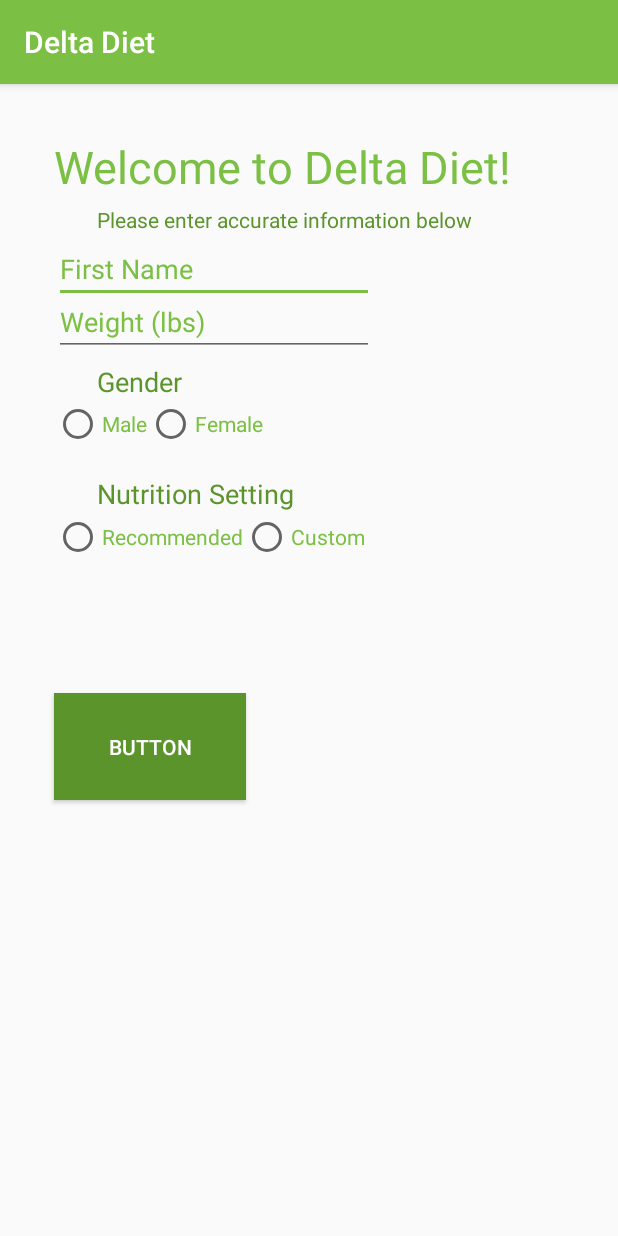
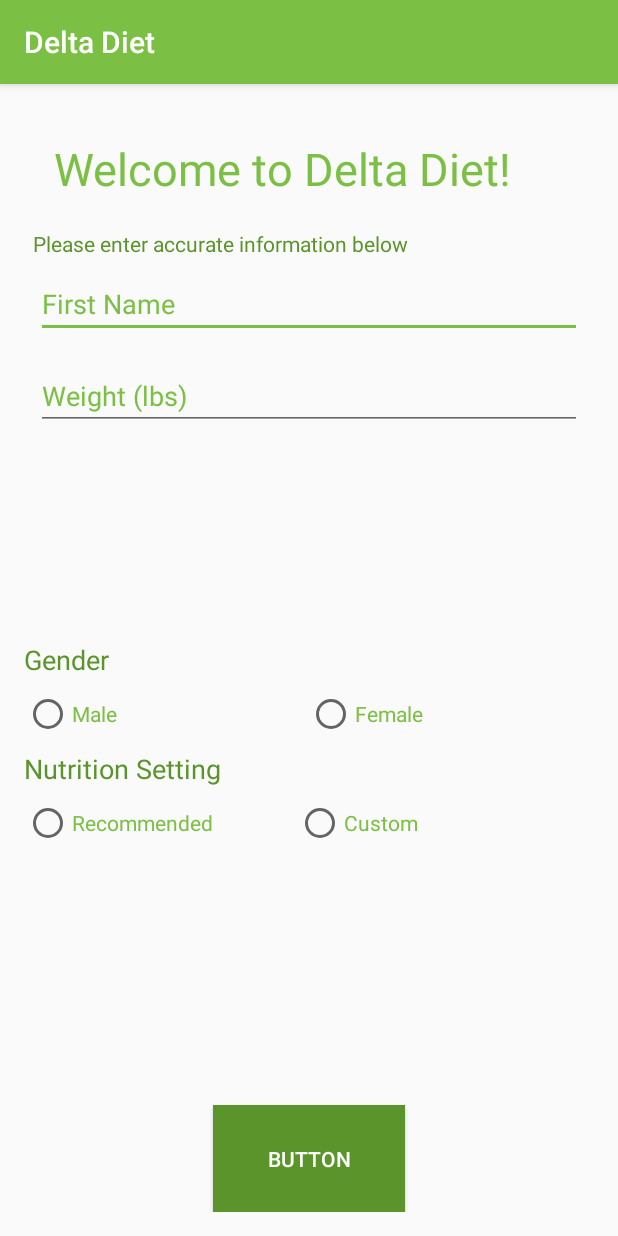
Before and after one commit to james-bonifacio/DeltaHacks3, an Android app: the InitialSetup screen opened directly, with no data from a screen before it, on a phone screen of 412 x 824 dp. Run offline under Robolectric (Android 15) with nearby library versions, the phone set to English and light mode, and no system bars; 2 statements that could not run were skipped.

Commit message:
fixed entry

```diff
--- a/app/src/main/res/layout/activity_initial_setup.xml
+++ b/app/src/main/res/layout/activity_initial_setup.xml
@@ -1,5 +1,5 @@
 <?xml version="1.0" encoding="utf-8"?>
-<AbsoluteLayout xmlns:android="http://schemas.android.com/apk/res/android"
+<RelativeLayout xmlns:android="http://schemas.android.com/apk/res/android"
     xmlns:tools="http://schemas.android.com/tools"
     android:id="@+id/activity_initial_setup"
     android:layout_width="match_parent"
@@ -11,104 +11,65 @@
     tools:context="com.example.james.deltahacks.InitialSetup">
 
     <TextView
+        android:layout_margin="20dp"
         android:text="Welcome to Delta Diet!"
-        android:layout_width="wrap_content"
+        android:layout_width="match_parent"
         android:layout_height="wrap_content"
-        android:layout_x="20dp"
-        android:layout_y="19dp"
-        android:id="@+id/textView14"
+        android:id="@+id/welcomeTitle"
         android:textSize="30sp"
         android:textColor="@color/colorPrimary" />
 
     <TextView
+        android:layout_marginLeft="12dp"
         android:text="Please enter accurate information below"
-        android:layout_width="wrap_content"
+        android:layout_width="match_parent"
         android:layout_height="wrap_content"
-        android:layout_x="49dp"
-        android:layout_y="65dp"
-        android:id="@+id/textView15"
+        android:layout_below="@+id/welcomeTitle"
+        android:layout_centerHorizontal="true"
+        android:id="@+id/welcomeSub"
         android:textColor="@color/colorPrimaryDark" />
 
     <EditText
-        android:layout_width="wrap_content"
+        android:layout_margin="8dp"
+        android:layout_width="match_parent"
         android:layout_height="wrap_content"
+        android:layout_below="@+id/welcomeSub"
         android:inputType="textPersonName"
         android:ems="10"
-        android:layout_x="20dp"
-        android:layout_y="85dp"
-        android:id="@+id/editText8"
+        android:id="@+id/editTextName"
         android:hint="First Name"
         android:textColor="@color/colorPrimary"
         android:textColorHint="@color/colorPrimary" />
 
     <EditText
-        android:layout_width="wrap_content"
+        android:layout_margin="8dp"
+        android:layout_width="match_parent"
         android:layout_height="wrap_content"
         android:inputType="textPersonName"
+        android:layout_below="@+id/editTextName"
         android:ems="10"
-        android:layout_x="20dp"
-        android:layout_y="120dp"
-        android:id="@+id/editText9"
+        android:id="@+id/editTextWeight"
         android:hint="Weight (lbs)"
         android:textColor="@color/colorPrimary"
         android:textColorHint="@color/colorPrimary" />
 
     <TextView
         android:text="Nutrition Setting"
-        android:layout_width="wrap_content"
+        android:layout_marginTop="8dp"
+        android:layout_width="match_parent"
         android:layout_height="wrap_content"
-        android:layout_x="49dp"
-        android:layout_y="245dp"
-        android:id="@+id/textView16"
-        android:textSize="18sp"
-        android:textColor="@color/colorPrimaryDark" />
-
-    <TextView
-        android:text="Gender"
-        android:layout_width="wrap_content"
-        android:layout_height="wrap_content"
-        android:layout_x="49dp"
-        android:layout_y="170dp"
-        android:id="@+id/textView17"
+        android:id="@+id/lblNutrition"
+        android:layout_below="@+id/GenderSelect"
         android:textSize="18sp"
         android:textColor="@color/colorPrimaryDark" />
 
     <RadioGroup
-        android:layout_width="wrap_content"
+        android:id="@+id/radioNutrition"
+        android:layout_marginTop="8dp"
+        android:layout_width="match_parent"
         android:layout_height="wrap_content"
         android:orientation="horizontal"
-        android:layout_x="20dp"
-        android:layout_y="195dp">
-
-        <RadioButton
-            android:text="Male"
-            android:layout_width="wrap_content"
-            android:layout_height="wrap_content"
-            android:id="@+id/radioButton12"
-            android:layout_weight="1"
-            android:layout_x="23dp"
-            android:layout_y="201dp"
-            android:textColor="@color/colorPrimary" />
-
-        <RadioButton
-            android:text="Female"
-            android:layout_width="wrap_content"
-            android:layout_height="wrap_content"
-            android:id="@+id/radioButton11"
-            android:layout_weight="1"
-            android:layout_x="131dp"
-            android:layout_y="201dp"
-            android:textColor="@color/colorPrimary" />
-
-    </RadioGroup>
-
-    <RadioGroup
-        android:layout_width="wrap_content"
-        android:layout_height="wrap_content"
-        android:layout_weight="1"
-        android:orientation="horizontal"
-        android:layout_y="270dp"
-        android:layout_x="20dp">
+        android:layout_below="@+id/lblNutrition">
 
         <RadioButton
             android:text="Recommended"
@@ -123,29 +84,68 @@
             android:layout_width="wrap_content"
             android:layout_height="wrap_content"
             android:id="@+id/radioButton13"
+            android:layout_weight="2.09"
+            android:textColor="@color/colorPrimary" />
+    </RadioGroup>
+
+    <RadioGroup
+        android:layout_width="match_parent"
+        android:layout_height="wrap_content"
+        android:layout_marginTop="8dp"
+        android:id="@+id/GenderSelect"
+        android:orientation="horizontal"
+        android:layout_below="@+id/lblGender">
+
+        <RadioButton
+            android:text="Male"
+            android:layout_width="wrap_content"
+            android:layout_height="wrap_content"
+            android:id="@+id/radioButton12"
             android:layout_weight="1"
             android:textColor="@color/colorPrimary" />
+
+        <RadioButton
+            android:text="Female"
+            android:layout_width="wrap_content"
+            android:layout_height="wrap_content"
+            android:id="@+id/radioButton11"
+            android:layout_weight="0.90"
+            android:textColor="@color/colorPrimary" />
+
     </RadioGroup>
+
+    <Button
+        android:text="Button"
+        android:layout_width="128dp"
+        android:layout_height="71dp"
+        android:id="@+id/button2"
+        android:textColor="@android:color/white"
+        android:background="@color/colorPrimaryDark"
+        android:layout_alignParentBottom="true"
+        android:layout_centerHorizontal="true"
+        android:elevation="12dp" />
 
     <EditText
         android:layout_width="wrap_content"
         android:layout_height="wrap_content"
         android:inputType="textPersonName"
         android:ems="10"
-        android:layout_x="20dp"
-        android:layout_y="315dp"
         android:id="@+id/editText10"
         android:hint="Doctor Key"
-        android:visibility="invisible" />
+        android:visibility="invisible"
+        android:layout_above="@+id/button2"
+        android:layout_alignParentLeft="true"
+        android:layout_alignParentStart="true" />
 
-    <Button
-        android:text="Button"
-        android:layout_width="128dp"
-        android:layout_height="71dp"
-        android:layout_x="20dp"
-        android:layout_y="390dp"
-        android:id="@+id/button2"
-        android:textColor="@android:color/white"
-        android:background="@color/colorPrimaryDark" />
+    <TextView
+        android:text="Gender"
+        android:layout_width="match_parent"
+        android:layout_height="wrap_content"
+        android:id="@+id/lblGender"
+        android:textSize="18sp"
+        android:textColor="@color/colorPrimaryDark"
+        android:layout_centerVertical="true"
+        android:layout_alignRight="@+id/welcomeSub"
+        android:layout_alignEnd="@+id/welcomeSub" />
 
-</AbsoluteLayout>
+</RelativeLayout>
```
